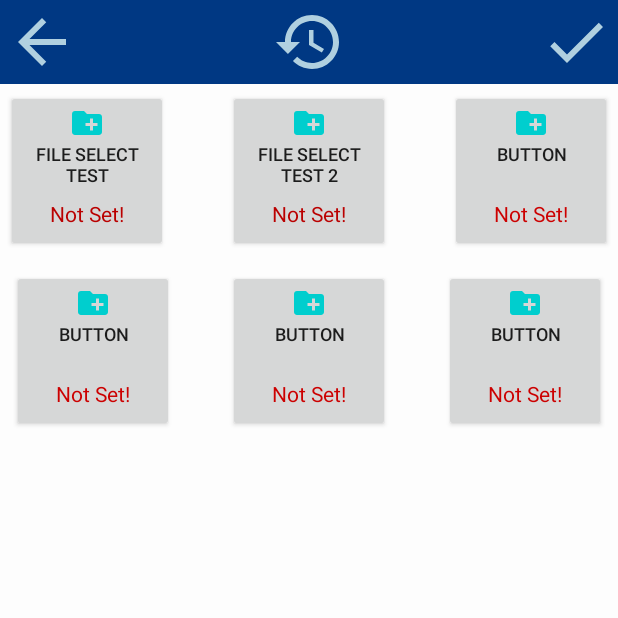
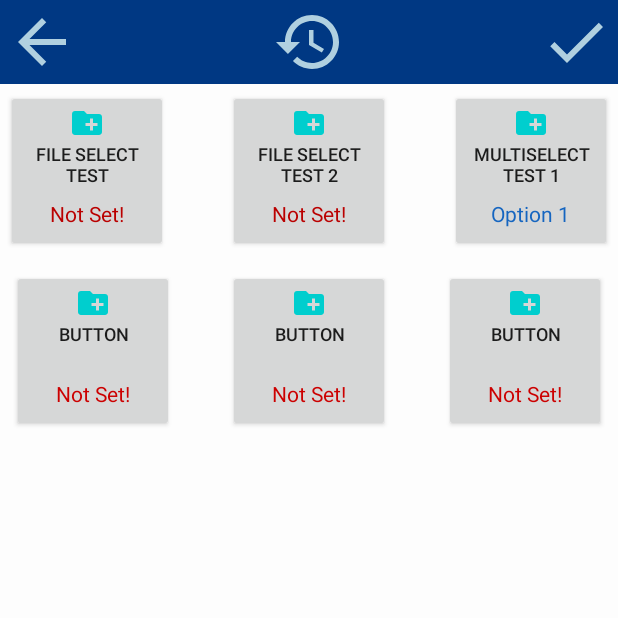
Before and after one commit to MichaelRunzler/ARK-Android, an Android app: the SettingsMenuActivity screen opened directly, with no data from a screen before it, after a tap on "Reset to Defaults", on a phone screen of 412 x 824 dp, the top half of it. Run offline under Robolectric (Android 15) with nearby library versions, the phone set to English and light mode, and no system bars.

Commit message:
Changes:
+Added MultiSelect hybrid button subclass
+Added default setting support to the hybrid button class series
+Added getSettingID() method to hybrid button classes
+Tested all current button variants - works as expected
+Settings toolbar buttons now work, just need confirmation dialogs

Fixes:

-None

Known Bugs:

-None

Upcoming Changes:

+Complete main menu overlay panel
+Complete program help overlay backend
+Add dynamic sizing to main menu sidebar (part of Settings UI and backend)

```diff
--- a/ARK-Android/src/main/java/com/michaelRunzler/ARK/android/activity/SettingsMenuActivity.java
+++ b/ARK-Android/src/main/java/com/michaelRunzler/ARK/android/activity/SettingsMenuActivity.java
@@ -12,6 +12,8 @@ import android.widget.Toast;
 
 import com.michaelRunzler.ARK.android.R;
 import com.michaelRunzler.ARK.android.util.ButtonVariants.HybridFileSelectButton;
+import com.michaelRunzler.ARK.android.util.ButtonVariants.HybridMultiSelectButton;
+import com.michaelRunzler.ARK.android.util.ButtonVariants.HybridSettingsButton;
 import com.michaelRunzler.ARK.android.util.SettingsManager;
 import com.michaelRunzler.ARK.android.util.SettingsManagerDelegator;
 
@@ -28,7 +30,7 @@ public class SettingsMenuActivity extends AppCompatActivity
     //  !!! TEMPLATE FILE - DO NOT MODIFY !!!
     //  READ JAVADOC BEFORE USING
 
-    HashMap<View, HybridFileSelectButton> buttonIndex;
+    HashMap<View, HybridSettingsButton> buttonIndex;
     private SettingsManager settingsManager;
 
     //
@@ -74,16 +76,26 @@ public class SettingsMenuActivity extends AppCompatActivity
      */
     private void setSettingsUIContentActions()
     {
+        // TODO remove test buttons when done
         String button1ID = "testID1";
         String button2ID = "testID2";
+        String button3ID = "testID3";
         RelativeLayout button1 = (RelativeLayout)findViewById(R.id.settings_test_button_1);
         HybridFileSelectButton testButton1 = new HybridFileSelectButton(button1, "File Select Test", null, button1ID, null, (File)settingsManager.getSetting(button1ID));
 
         RelativeLayout button2 = (RelativeLayout)findViewById(R.id.settings_test_button_2);
-        HybridFileSelectButton testButton2 = new HybridFileSelectButton(button2, "File Select Test 2", getResources().getDrawable(R.drawable.ic_folder_24dp), button2ID, null, (File)settingsManager.getSetting(button2ID));
+        HybridFileSelectButton testButton2 = new HybridFileSelectButton(button2, "File Select Test 2", null, button2ID, null, (File)settingsManager.getSetting(button2ID));
+
+        RelativeLayout button3 = (RelativeLayout)findViewById(R.id.settings_test_button_3);
+        HybridMultiSelectButton testButton3 = new HybridMultiSelectButton(button3, "Multiselect Test 1", null, button3ID, (Integer)settingsManager.getSetting(button3ID), null);
+
+        testButton1.setDefaultState(null);
+        testButton2.setDefaultState(null);
+        testButton3.setDefaultState(0);
 
         buttonIndex.put(button1, testButton1);
         buttonIndex.put(button2, testButton2);
+        buttonIndex.put(button3, testButton3);
     }
 
 
@@ -150,7 +162,16 @@ public class SettingsMenuActivity extends AppCompatActivity
 
     public void settingsReset(View view)
     {
+        //todo add Y/N dialog
 
+        // Tell each button to load from its default state, notify the SettingsManager, and update its
+        // linked View object.
+        for(HybridSettingsButton s : buttonIndex.values()) {
+            s.loadDefaultState(settingsManager);
+            s.updateLinkedView();
+        }
+
+        Toast.makeText(getApplicationContext(), R.string.settings_reset_notice_toast, Toast.LENGTH_LONG).show();
     }
 
     public void settingsApply(View view)
@@ -172,6 +193,7 @@ public class SettingsMenuActivity extends AppCompatActivity
         if(!(parent.getParent() instanceof RelativeLayout)) return;
         if(!(buttonIndex.containsKey(parent.getParent()))) return;
 
+        // Tell the linked hybrid button object to execute its interaction handling routine.
         buttonIndex.get(parent.getParent()).handleInteract(settingsManager);
     }
 }
--- a/ARK-Android/src/main/java/com/michaelRunzler/ARK/android/util/ButtonVariants/HybridFileSelectButton.java
+++ b/ARK-Android/src/main/java/com/michaelRunzler/ARK/android/util/ButtonVariants/HybridFileSelectButton.java
@@ -17,6 +17,7 @@ public class HybridFileSelectButton extends HybridSettingsButton
     private String UNSET_TEXT;
     private int SET_COLOR;
     private int UNSET_COLOR;
+    private File DEFAULT_STATE;
 
     private String requestText;
     private File state;
@@ -34,6 +35,7 @@ public class HybridFileSelectButton extends HybridSettingsButton
      * @param initialState the File that the button should store as its initial internal state. Useful
      *                     if the program using the button needs to preset the value to a default,
      *                     previously set value, or something similar.
+     *                     This value will also be used as the initial default state.
      * @param settingID the SettingsManager Setting ID to use for processing output. Setting this to
      *                  null will cause interaction handling to update only the internal state variable,
      *                  and not the settings index.
@@ -42,6 +44,7 @@ public class HybridFileSelectButton extends HybridSettingsButton
                                   String requestText, File initialState)
     {
         super(view, desc, icon, settingID);
+
         Context context = view.getContext();
 
         DEFAULT_REQUEST_TEXT = context.getResources().getString(R.string.default_settings_fileSelect_button_request);
@@ -50,6 +53,7 @@ public class HybridFileSelectButton extends HybridSettingsButton
         SET_COLOR = context.getResources().getColor(R.color.setSettingsButtonTextColor);
         UNSET_COLOR = context.getResources().getColor(R.color.unsetSettingsButtonTextColor);
 
+        this.DEFAULT_STATE = initialState;
         this.requestText = requestText == null ? DEFAULT_REQUEST_TEXT : requestText;
         this.state = initialState;
 
@@ -63,9 +67,6 @@ public class HybridFileSelectButton extends HybridSettingsButton
      * Automatically updates the button's appearance and stored state when finished.
      * @param manager the SettingsManager object to deliver the result file to. If null, this object
      *                will skip result delivery and simply update its internal state.
-     * @param settingID the ID of the setting to update in the SettingsManager object provided as the
-     *                  first argument. If null, or if the SettingsManager is null, this object will
-     *                  skip result delivery and simply update its internal state.
      */
     @Override
     public void handleInteract(SettingsManager manager)
@@ -124,4 +125,19 @@ public class HybridFileSelectButton extends HybridSettingsButton
 
         super.updateLinkedView();
     }
+
+    /**
+     * Sets the default state of this object to the specified File. By default, null is used as the
+     * default state.
+     * @param defaultState the File to use as this object's default state
+     */
+    public void setDefaultState(File defaultState) {
+        this.DEFAULT_STATE = defaultState;
+    }
+
+    @Override
+    public void loadDefaultState(SettingsManager manager) {
+        this.state = DEFAULT_STATE;
+        if(manager != null && super.settingID != null) manager.storeSetting(super.settingID, this.state);
+    }
 }
--- /dev/null
+++ b/ARK-Android/src/main/java/com/michaelRunzler/ARK/android/util/ButtonVariants/HybridMultiSelectButton.java
@@ -0,0 +1,138 @@
+package com.michaelRunzler.ARK.android.util.ButtonVariants;
+
+import android.content.Context;
+import android.graphics.drawable.Drawable;
+import android.widget.RelativeLayout;
+
+import com.michaelRunzler.ARK.android.R;
+import com.michaelRunzler.ARK.android.util.SettingsManager;
+
+public class HybridMultiSelectButton extends HybridSettingsButton
+{
+    private String[] DEFAULT_OPTIONS;
+    private int SET_COLOR;
+    private int DEFAULT_COLOR;
+    private int DEFAULT_STATE;
+
+    private String[] options;
+    private int state;
+
+    /**
+     * A variant of the hybrid button, this allows a user to select a file from the Android filesystem,
+     * and displays whether or not said value has been set yet.
+     * @param view the Hybrid Button XML element to link this object to. Cannot be null. The Context
+     *             being used by this element will be used as the Context to derive such things as colors,
+     *             preset Strings, and element unit IDs. This context is not cached for future use.
+     * @param desc The text to show on the button. Setting this to null will default it to 'Button'.
+     * @param icon The Android Drawable reference to set this button's icon to. Setting this to
+     *             null will default it to the Android 'New Folder' icon.
+     * @param settingID the SettingsManager Setting ID to use for processing output. Setting this to
+     *                  null will cause interaction handling to update only the internal state variable,
+     *                  and not the settings index.
+     * @param initialState the index within the provided String array to use as this object's initial state.
+     *                     This value will also be used as the initial default state.
+     * @param options a list of option text segments that the button cycles through when interacted with.
+     *                Index 0 of this array will be used as the default state of this button.
+     *                Setting this to null will default it to the set of string specified in strings.xml.
+     */
+    public HybridMultiSelectButton(RelativeLayout view, String desc, Drawable icon, String settingID,
+                                   Integer initialState, String... options)
+    {
+        super(view, desc, icon, settingID);
+
+        Context context = view.getContext();
+
+        DEFAULT_OPTIONS = new String[]{
+                context.getString(R.string.default_settings_multiSelect_button_option1),
+                context.getString(R.string.default_settings_multiSelect_button_option2),
+                context.getString(R.string.default_settings_multiSelect_button_option3)};
+
+        SET_COLOR = context.getResources().getColor(R.color.setSettingsButtonTextColor);
+        DEFAULT_COLOR = context.getResources().getColor(R.color.defaultSettingsButtonTextColor);
+
+        this.options = (options == null || options.length == 0) ? DEFAULT_OPTIONS : options;
+        this.state = initialState == null ? 0 : initialState;
+        DEFAULT_STATE = state;
+
+        updateLinkedView();
+    }
+
+    /**
+     * Handles an interact request for this button object.
+     * In this case, the button will cycle between its various options in turn and update the
+     * SettingsManager with the index of the current state after changes have been applied.
+     * @param manager the SettingsManager object to deliver the result to. If null, this object
+     *                will skip result delivery and simply update its internal state.
+     */
+    @Override
+    public void handleInteract(SettingsManager manager)
+    {
+        if(state < options.length - 1) state ++;
+        else state = 0;
+
+        if(manager != null && super.settingID != null) manager.storeSetting(super.settingID, this.state);
+
+        updateLinkedView();
+    }
+
+    /**
+     * Gets the current state of this button.
+     * @return the index of the currently selected display string
+     */
+    public int getState()
+    {
+        return state;
+    }
+
+    /**
+     * Manually sets the state of this button. No changes to the actual button will occur until
+     * updateLinkedView() is called.
+     * @param state the index of the desired display string. Values below 0 or above the length of the
+     *              state index will result in an exception.
+     */
+    public void setState(int state) {
+        if(state < 0 || state >= options.length) throw new IllegalArgumentException("Provided state index is outside of valid range");
+        this.state = state;
+    }
+
+    /**
+     * Gets the current state index. Returned object is a copy of the index, not a reference.
+     * @return the current display string index
+     */
+    public String[] getStateIndex() {
+        return options.clone();
+    }
+
+    /**
+     * Updates the state index to the specified values. Providing a null value or a zero-length array
+     * will reset the state index to its default values, specified in strings.xml.
+     * @param options a String array or multiple strings representing the desired selection of options to display
+     */
+    public void setStateIndex(String... options) {
+        this.options = (options == null || options.length == 0) ? DEFAULT_OPTIONS : options;
+    }
+
+    @Override
+    public void updateLinkedView()
+    {
+        super.linkedText.setTextColor(state == 0 ? DEFAULT_COLOR : SET_COLOR);
+        super.linkedText.setText(options[state]);
+
+        super.updateLinkedView();
+    }
+
+    /**
+     * Sets the default state of this object to the specified integer. By default, 0 is used as the
+     * default state.
+     * @param defaultState the integer to use as this object's default state
+     */
+    public void setDefaultState(Integer defaultState) {
+        this.DEFAULT_STATE = defaultState == null ? 0 : defaultState;
+    }
+
+    @Override
+    public void loadDefaultState(SettingsManager manager) {
+        this.state = DEFAULT_STATE;
+        if(manager != null && super.settingID != null) manager.storeSetting(super.settingID, this.state);
+    }
+}
--- a/ARK-Android/src/main/java/com/michaelRunzler/ARK/android/util/ButtonVariants/HybridSettingsButton.java
+++ b/ARK-Android/src/main/java/com/michaelRunzler/ARK/android/util/ButtonVariants/HybridSettingsButton.java
@@ -121,8 +121,28 @@ public abstract class HybridSettingsButton
     }
 
     /**
+     * Gets the currently used setting ID for communications with a SettingsManager object.
+     * @return the current setting ID
+     */
+    public String getSettingID() {
+        return settingID;
+    }
+
+    /**
      * Handles user interaction for this button type. Implementation is specific to the button subtype
      * implementing this method.
+     * @param manager the SettingsManager object to push the updated state to. If null, this object will
+     *                skip pushing the new state and simply update its internal value.
      */
     public abstract void handleInteract(SettingsManager manager);
+
+    /**
+     * Resets this button to its default state. The default state may be specified
+     * manually with the setDefault() method (implemented by subclasses).
+     * This only loads default settings for the stored data state of the object,
+     * and not its appearance.
+     * @param manager the SettingsManager object to push the updated state to. If null, this object will
+     *                skip pushing the new state and simply update its internal value.
+     */
+    public abstract void loadDefaultState(SettingsManager manager);
 }
--- a/ARK-Android/src/main/res/values/colors.xml
+++ b/ARK-Android/src/main/res/values/colors.xml
@@ -16,5 +16,6 @@
     <!--Java class color values-->
     <color name="unsetSettingsButtonTextColor">#FFBA0000</color>
     <color name="setSettingsButtonTextColor">#FF00BA00</color>
+    <color name="defaultSettingsButtonTextColor">#FF1565C0</color>
 
 </resources>
--- a/ARK-Android/src/main/res/values/strings.xml
+++ b/ARK-Android/src/main/res/values/strings.xml
@@ -16,12 +16,16 @@
     <string name="settings_title_bar_back_button_toast">Back to Menu (discard changes)</string>
     <string name="settings_title_bar_save_button_toast">Back to Menu (apply changes)</string>
     <string name="settings_title_bar_reset_button_toast">Reset to Defaults</string>
+    <string name="settings_reset_notice_toast">Settings have been reset to defaults!</string>
 
     <!--Object subvalues/variant values-->
     <string name="default_button_desc">Button</string>
     <string name="default_settings_button_unset">Not Set!</string>
     <string name="default_settings_button_set">Set!</string>
     <string name="default_settings_fileSelect_button_request">Select a file.</string>
+    <string name="default_settings_multiSelect_button_option1">Option 1</string>
+    <string name="default_settings_multiSelect_button_option2">Option 2</string>
+    <string name="default_settings_multiSelect_button_option3">Option 3</string>
 
     <!--Content Descriptors-->
     <string name="contentDesc_main_sidebar_menu_button">Sidebar Menu Button</string>
```
